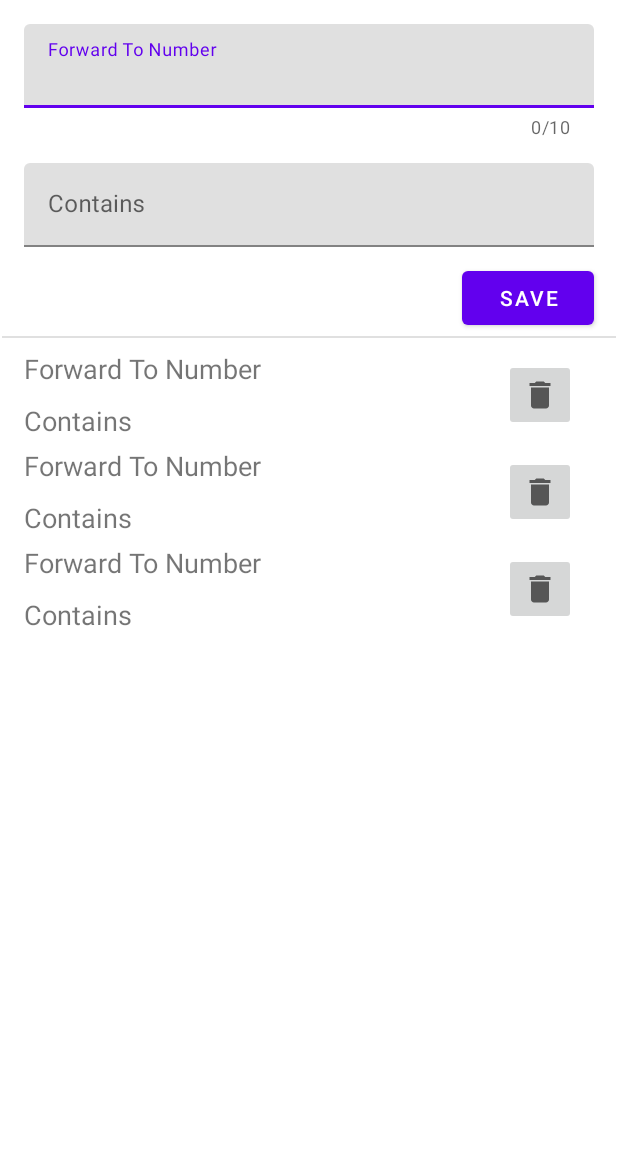
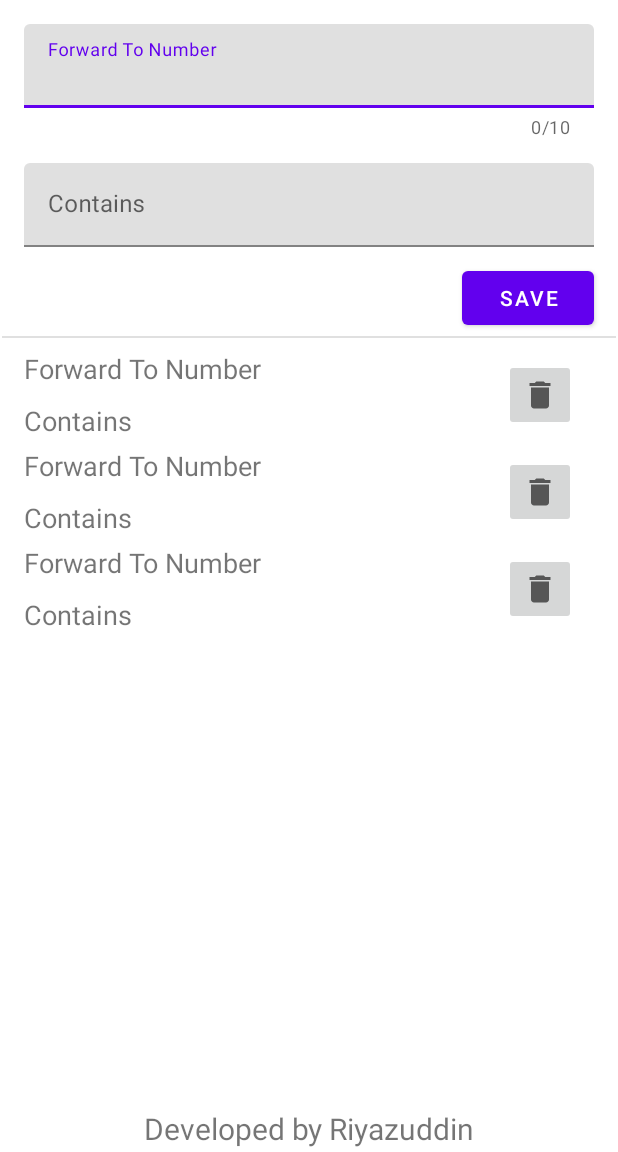
Before and after one commit to riyazuddin515/SMSForwarder, an Android app: the layout activity_main.xml on its own in the app's theme, with its tools: preview values and no code run, on a phone screen of 412 x 824 dp, the part 84-1236 px from its top. Run offline under Robolectric (Android 15) with nearby library versions, the phone set to English and light mode, and no system bars.

Commit message:
Fixed null otp, fordwarding full message if otp is null

```diff
--- a/app/src/main/java/com/riyazuddin/smsforwarder/MainActivity.kt
+++ b/app/src/main/java/com/riyazuddin/smsforwarder/MainActivity.kt
@@ -69,6 +69,8 @@ class MainActivity : AppCompatActivity() {
                 val contains = binding.containsTIE.text.toString()
                 val entry = Entry(forwardTo = forwardTo, contains = contains)
                 viewModel.insertEntry(entry)
+                binding.forwardToTIE.setText("")
+                binding.containsTIE.setText("")
             }
         }
 
--- a/app/src/main/java/com/riyazuddin/smsforwarder/SMSWorker.kt
+++ b/app/src/main/java/com/riyazuddin/smsforwarder/SMSWorker.kt
@@ -45,7 +45,7 @@ class SMSWorker @AssistedInject constructor(
         return if (matcher.find()) {
             matcher.group(0)
         } else {
-            null
+            message
         }
     }
 }
--- a/app/src/main/res/layout/activity_main.xml
+++ b/app/src/main/res/layout/activity_main.xml
@@ -82,7 +82,7 @@
         android:layout_marginStart="16dp"
         android:layout_marginTop="8dp"
         android:layout_marginEnd="16dp"
-        app:layout_constraintBottom_toBottomOf="parent"
+        app:layout_constraintBottom_toTopOf="@+id/developerDetails"
         app:layout_constraintEnd_toEndOf="parent"
         app:layout_constraintStart_toStartOf="parent"
         app:layout_constraintTop_toBottomOf="@+id/divider"
@@ -98,4 +98,18 @@
         app:layout_constraintStart_toStartOf="parent"
         app:layout_constraintTop_toBottomOf="@+id/layout" />
 
+    <com.google.android.material.textview.MaterialTextView
+        android:id="@+id/developerDetails"
+        android:layout_width="match_parent"
+        android:layout_height="wrap_content"
+        android:textSize="20sp"
+        android:gravity="center"
+        android:paddingTop="2dp"
+        android:paddingBottom="2dp"
+        android:text="@string/developer_details"
+        app:layout_constraintBottom_toBottomOf="parent"
+        app:layout_constraintEnd_toEndOf="parent"
+        app:layout_constraintHorizontal_bias="0.5"
+        app:layout_constraintStart_toStartOf="parent" />
+
 </androidx.constraintlayout.widget.ConstraintLayout>
--- a/app/src/main/res/values/strings.xml
+++ b/app/src/main/res/values/strings.xml
@@ -6,4 +6,5 @@
     <string name="forward_to_number">Forward To Number</string>
     <string name="failed_to_save">Failed to save</string>
     <string name="permission_note">Note: Need SMS Permission to work properly. Allow permission in setting, if denied when asked.</string>
+    <string name="developer_details">Developed by Riyazuddin</string>
 </resources>
```
